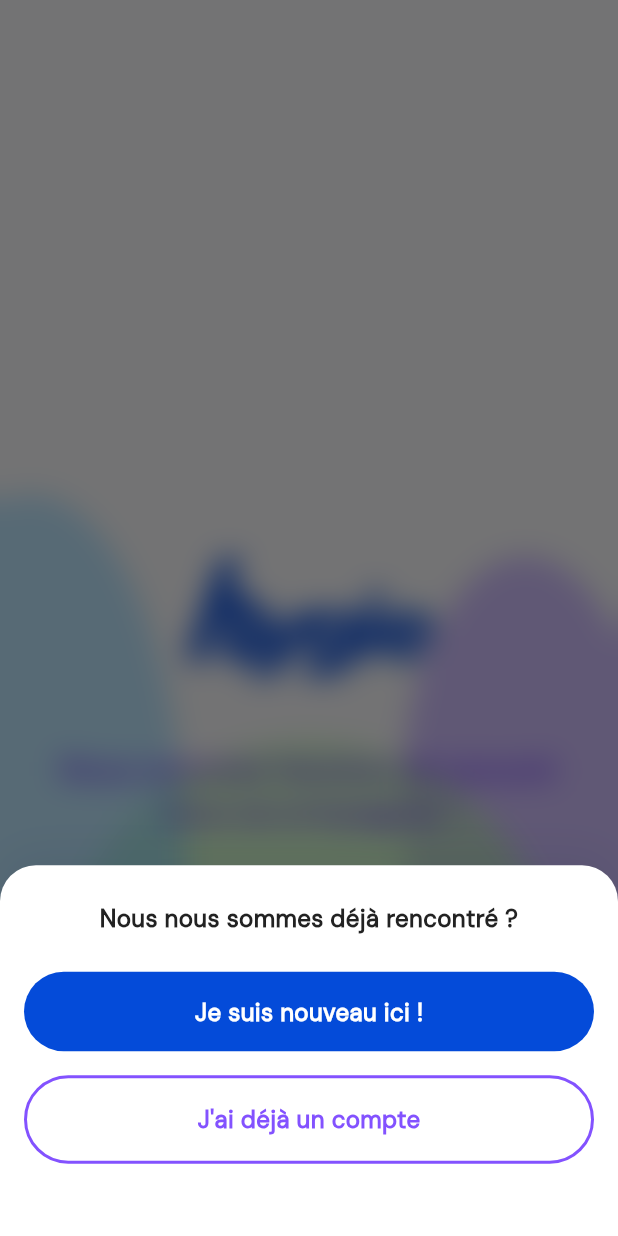
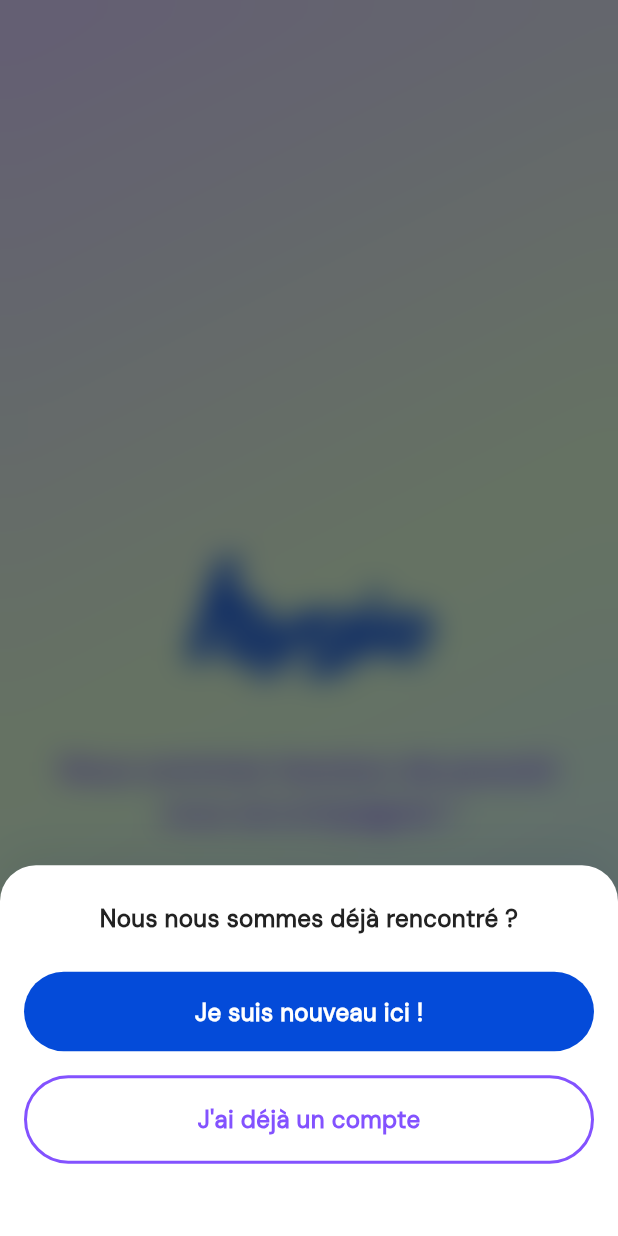
Before and after one commit to LaChancee/hygie-mobile, a Flutter app: the screen it shows after launch, on a phone screen of 412 x 824 dp. Run offline on Flutter 3.47's test engine with Material 3 defaults, Android fonts, the phone set to English and light mode, and no system bars; our stand-ins replace cloud_firestore, firebase_auth, firebase_core; missing offline and left inert: widgetbook, widgetbook_annotation; accounts and stored records are empty.

Commit message:
Refactor splash screen background with gradient and blur effect

```diff
--- a/lib/presentation/splash_screen.dart
+++ b/lib/presentation/splash_screen.dart
@@ -48,31 +48,28 @@ class _SplashscreenState extends State<Splashscreen> {
     return Scaffold(
       body: Stack(
         children: [
-          // Fond avec formes colorées
+          // Fond avec dégradé de couleur
+          Container(
+            decoration: BoxDecoration(
+              gradient: LinearGradient(
+                begin: Alignment.topLeft,
+                end: Alignment.bottomRight,
+                colors: [
+                  Color(0xB2A885FF).withOpacity(0.4), // Violet
+                  Color(0xFFB2F99D).withOpacity(0.4), // Vert
+                  Color(0xFF80D1FF).withOpacity(0.4), // Bleu
+                ],
+                stops: [0.0, 0.5, 1.0],
+              ),
+            ),
+          ),
+
+          // Effet de flou léger pour adoucir le dégradé
           Positioned.fill(
             child: BackdropFilter(
-              filter: ImageFilter.blur(sigmaX: 50, sigmaY: 50),
-              child: Stack(
-                children: [
-                  Positioned(
-                    left: screenWidth * 0.65,
-                    top: screenHeight * 0.45,
-                    child: _buildColoredOval(screenWidth * 0.4,
-                        screenHeight * 0.4, Color(0xB2A885FF)),
-                  ),
-                  Positioned(
-                    left: screenWidth * 0.1,
-                    top: screenHeight * 0.6,
-                    child: _buildColoredOval(screenWidth * 0.8,
-                        screenHeight * 0.4, Color(0xFFB2F99D)),
-                  ),
-                  Positioned(
-                    left: -screenWidth * 0.2,
-                    top: screenHeight * 0.4,
-                    child: _buildColoredOval(screenWidth * 0.5,
-                        screenHeight * 0.6, Color(0xFF80D1FF)),
-                  ),
-                ],
+              filter: ImageFilter.blur(sigmaX: 20, sigmaY: 20),
+              child: Container(
+                color: Colors.transparent,
               ),
             ),
           ),
@@ -124,16 +121,4 @@ class _SplashscreenState extends State<Splashscreen> {
       ),
     );
   }
-
-  // Fonction pour construire un ovale coloré avec une opacité
-  Widget _buildColoredOval(double width, double height, Color color) {
-    return Container(
-      width: width,
-      height: height,
-      decoration: ShapeDecoration(
-        color: color.withOpacity(0.5),
-        shape: OvalBorder(),
-      ),
-    );
-  }
 }
```
